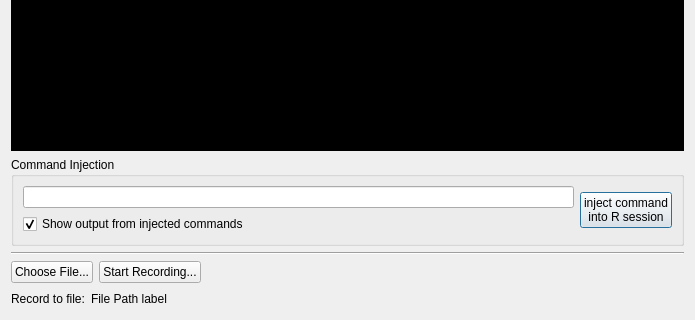
gdietz/OpenMEE, file rlog_dlg.ui: the form before one commit; both pictures show x 0 to 695 and y 142 to 462 of the 695 by 462 pixel window.
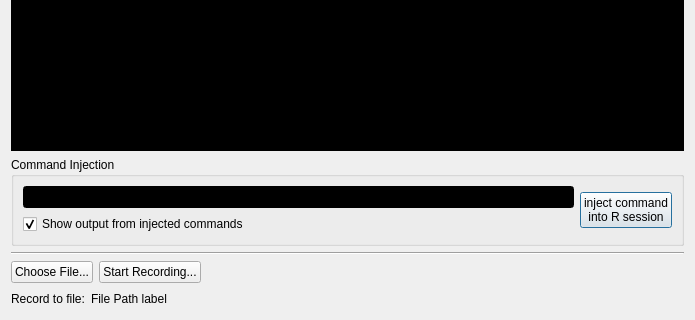
The form after the commit. Icons and pictures are not drawn.

Commit message: more fun with colors

```diff
--- a/rlog_dlg.ui
+++ b/rlog_dlg.ui
@@ -53,6 +53,10 @@
             <height>0</height>
            </size>
           </property>
+          <property name="styleSheet">
+           <string notr="true">background-color: rgb(0, 0, 0);
+color: rgb(0, 255, 0);</string>
+          </property>
          </widget>
         </item>
         <item>
```
Left out of the diff: 4 changed lines with no effect on the pictures. The commit also changes 1 other file.
